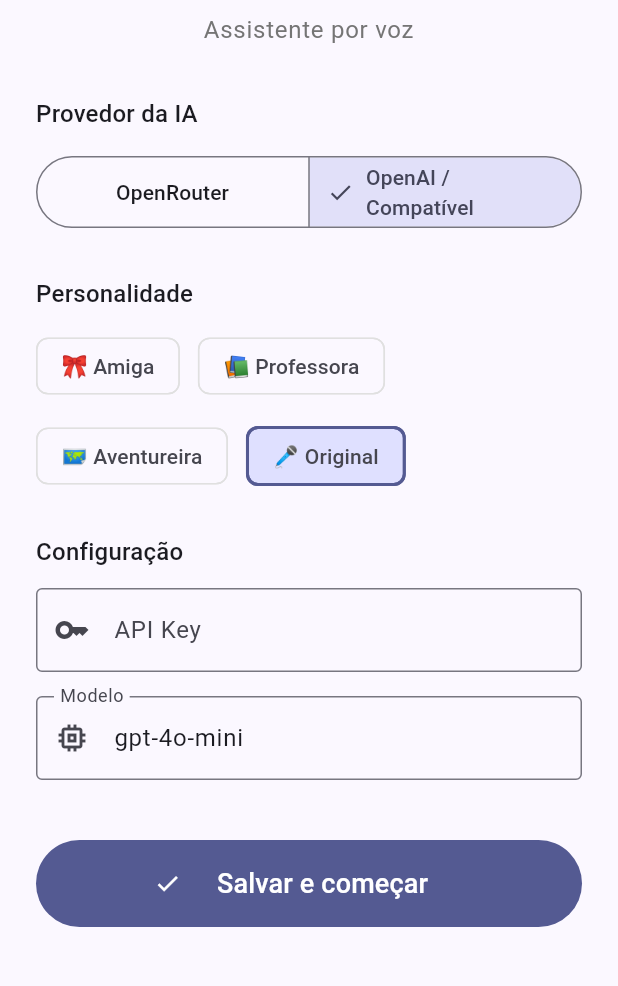
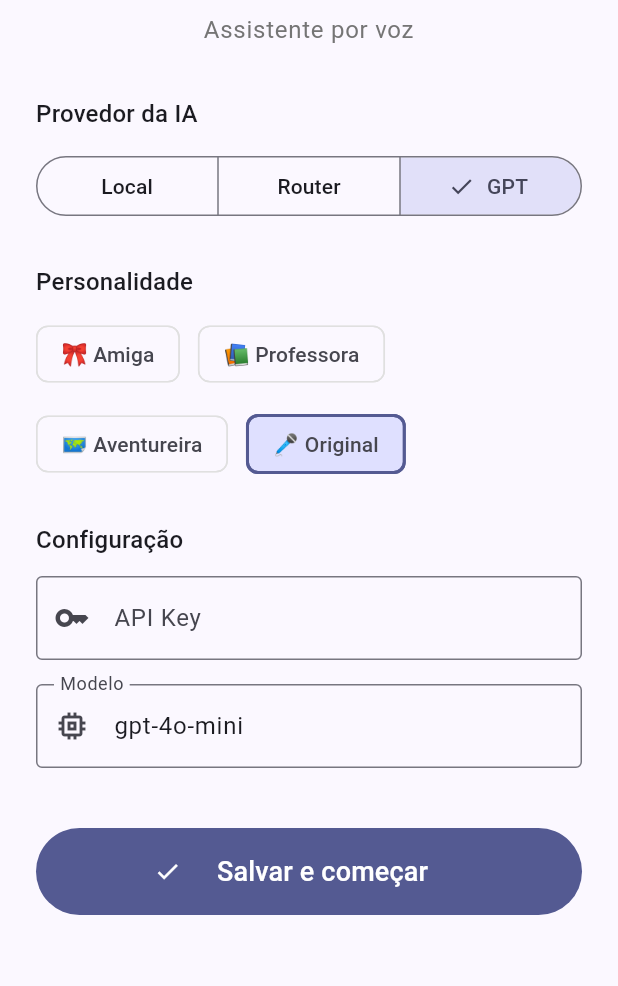
Before and after one commit to taboia872/Severina, a Flutter app: the screen it shows after launch, on a phone screen of 412 x 824 dp, the part 126-1112 px from its top. Run offline on Flutter 3.47's test engine with Material 3 defaults, Android fonts, the phone set to English and light mode, and no system bars; our stand-ins replace audioplayers, shared_preferences, speech_to_text.

Commit message:
fix: add local provider + STT timeout/stop-before-process + SegmentedButton overflow
app_settings:
- New AiProvider.local with endpoint http://localhost:8080/v1/chat/completions
- _parseProvider helper (was binary openrouter/openaiCompat)
- save() uses provider.name instead of ternary
- Labels shortened: Local / Router / GPT (fixes 7.5px overflow on SegmentedButton)

chat_screen:
- SttService.stop() called before _processText (was double-triggering)
- onTimeout callback: if listening stops with no finalResult, returns to idle
- Empty AI response guard: if clean.isEmpty, returns to idle (no TTS)
- Error message shortened

stt_service:
- autoStop: true in SpeechListenOptions
- _listening flag tracked
- onTimeout parameter with 8s default
- onError/onStatus reset _listening flag

```diff
--- a/lib/data/app_settings.dart
+++ b/lib/data/app_settings.dart
@@ -3,7 +3,7 @@ import 'package:http/http.dart' as http;
 import 'dart:convert';
 
 /// Modelos de IA suportados (todos OpenAI-compat).
-enum AiProvider { openrouter, openaiCompat }
+enum AiProvider { openrouter, openaiCompat, local }
 
 /// Endpoints fixos por provedor — usuário não digita URL, só troca o toggle.
 class ProviderConfig {
@@ -49,18 +49,25 @@ class AppSettings {
 
   static const providers = [
     ProviderConfig(
+      provider: AiProvider.local,
+      label: 'Local',
+      endpoint: 'http://localhost:8080/v1/chat/completions',
+      defaultModel: 'local-model',
+      hintApiKey: 'Não precisa (servidor local)',
+    ),
+    ProviderConfig(
       provider: AiProvider.openrouter,
-      label: 'OpenRouter',
+      label: 'Router',
       endpoint: 'https://openrouter.ai/api/v1/chat/completions',
       defaultModel: 'openrouter/free',
       hintApiKey: 'Token do OpenRouter (openrouter.ai/keys)',
     ),
     ProviderConfig(
       provider: AiProvider.openaiCompat,
-      label: 'OpenAI / Compatível',
+      label: 'GPT',
       endpoint: 'https://api.openai.com/v1/chat/completions',
       defaultModel: 'gpt-4o-mini',
-      hintApiKey: 'API Key da OpenAI (ou provedor compatível)',
+      hintApiKey: 'API Key da OpenAI',
     ),
   ];
 
@@ -173,6 +180,14 @@ class AppSettings {
 
   // --- persistência ---
 
+  static AiProvider _parseProvider(String? s) {
+    switch (s) {
+      case 'openrouter': return AiProvider.openrouter;
+      case 'local': return AiProvider.local;
+      default: return AiProvider.openaiCompat;
+    }
+  }
+
   static Future<bool> isConfiguredStatic() async {
     final prefs = await SharedPreferences.getInstance();
     return prefs.getBool(_keyConfigured) ?? false;
@@ -180,9 +195,7 @@ class AppSettings {
 
   Future<void> load() async {
     final prefs = await SharedPreferences.getInstance();
-    provider = (prefs.getString(_keyProvider) == 'openrouter')
-        ? AiProvider.openrouter
-        : AiProvider.openaiCompat;
+    provider = _parseProvider(prefs.getString(_keyProvider));
     apiKey = prefs.getString(_keyApiKey) ?? '';
     model = prefs.getString(_keyModel) ?? 'gpt-4o-mini';
     endpoint = prefs.getString(_keyEndpoint) ??
@@ -198,8 +211,7 @@ class AppSettings {
   Future<void> save() async {
     final prefs = await SharedPreferences.getInstance();
     await prefs.setBool(_keyConfigured, true);
-    await prefs.setString(_keyProvider,
-        provider == AiProvider.openrouter ? 'openrouter' : 'openaiCompat');
+    await prefs.setString(_keyProvider, provider.name);
     await prefs.setString(_keyApiKey, apiKey);
     await prefs.setString(_keyModel, model);
     await prefs.setString(_keyEndpoint, endpoint);
```
Also changed, not shown: lib/screens/chat_screen.dart (+15 -1 lines), lib/services/stt_service.dart (+39 -4 lines).
